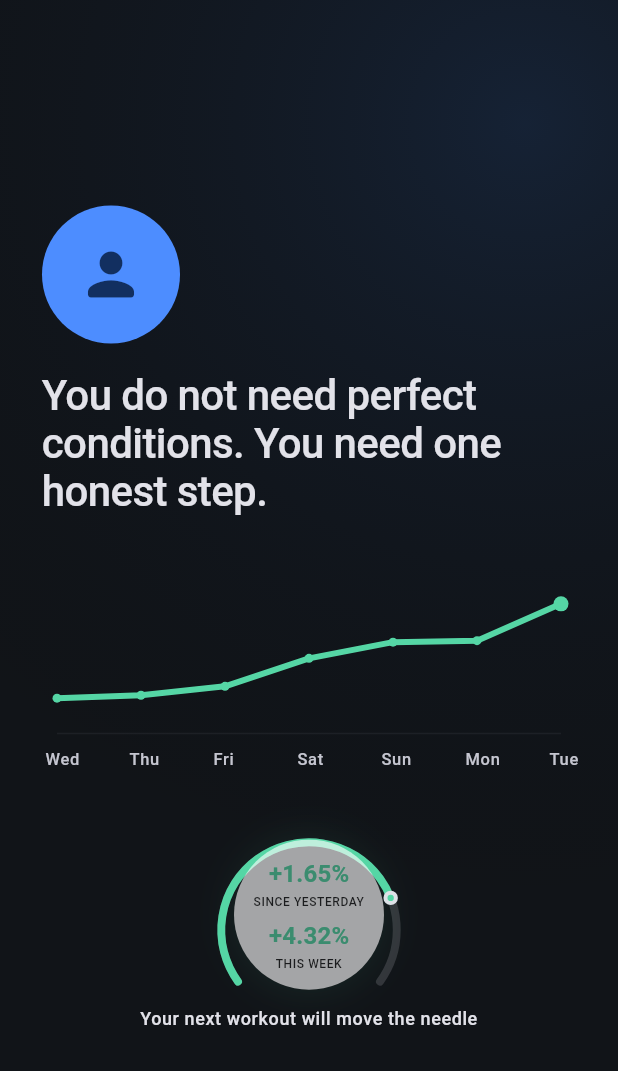
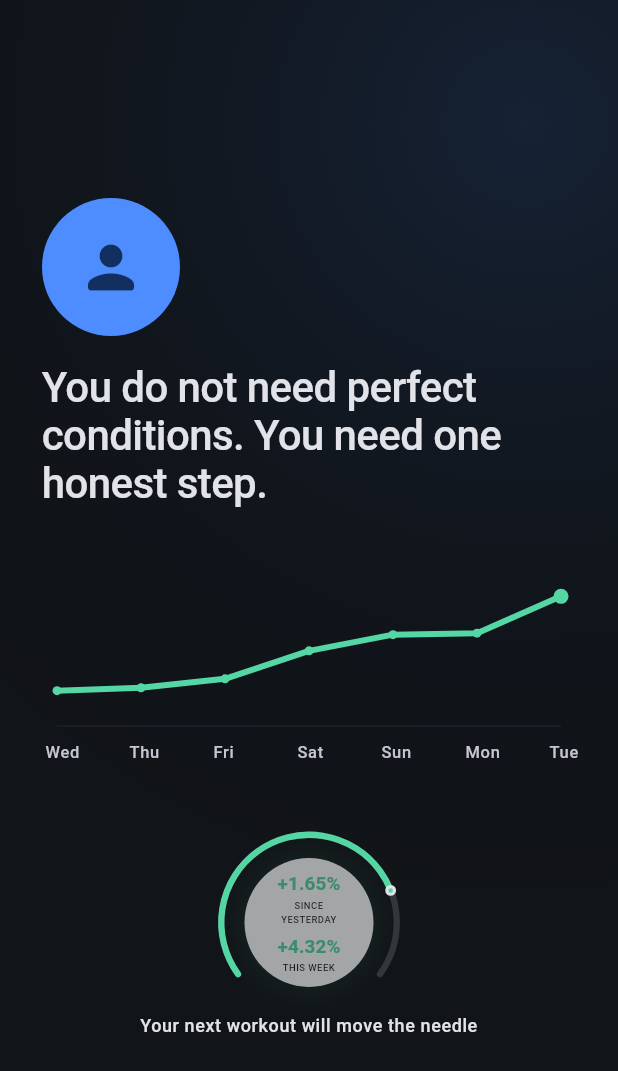
Before and after one commit to HyperspaceArchitecture/fitpulse, a Flutter app: the screen it shows after launch, on a phone screen of 412 x 824 dp. Shown: the top 1071 px of the screen. Run offline on Flutter 3.47's test engine with Material 3 defaults, Android fonts, the phone set to English and light mode, and no system bars; our stand-ins replace flutter_riverpod, go_router, image_picker, shared_preferences.

Commit message:
Fix momentum badge overlap

```diff
--- a/lib/features/dashboard/presentation/pages/startup_page.dart
+++ b/lib/features/dashboard/presentation/pages/startup_page.dart
@@ -202,8 +202,8 @@ class _ImprovementPulseState extends State<_ImprovementPulse>
   Widget build(BuildContext context) {
     final colors = Theme.of(context).extension<FitPulseColors>()!;
     final badge = Container(
-      width: widget.compact ? 100 : 126,
-      height: widget.compact ? 100 : 126,
+      width: widget.compact ? 86 : 116,
+      height: widget.compact ? 86 : 116,
       padding: EdgeInsets.all(widget.compact ? 8 : 12),
       decoration: BoxDecoration(
         color: Colors.white,
@@ -218,7 +218,7 @@ class _ImprovementPulseState extends State<_ImprovementPulse>
       child: FittedBox(
         fit: BoxFit.scaleDown,
         child: SizedBox(
-          width: widget.compact ? 82 : 98,
+          width: widget.compact ? 72 : 94,
           child: Column(
             mainAxisSize: MainAxisSize.min,
             children: [
--- a/lib/features/dashboard/presentation/widgets/momentum_needle.dart
+++ b/lib/features/dashboard/presentation/widgets/momentum_needle.dart
@@ -39,19 +39,24 @@ class MomentumNeedle extends StatelessWidget {
                 active: colors.success,
                 marker: Theme.of(context).colorScheme.onSurface,
               ),
-              child: Align(
-                alignment: const Alignment(0, 0.55),
+              child: Center(
+                child: Transform.translate(
+                  offset: Offset(0, size * 0.16),
                   child:
                       center ??
                       Text(
                         animatedValue.round().toString(),
                         style: Theme.of(context).textTheme.headlineMedium
-                          ?.copyWith(fontWeight: FontWeight.w900),
+                            ?.copyWith(fontWeight: FontWeight.w700),
                       ),
                 ),
               ),
             ),
-          Text(
+          ),
+          const SizedBox(height: 10),
+          Padding(
+            padding: const EdgeInsets.symmetric(horizontal: 8),
+            child: Text(
               lift > 0
                   ? '+${lift.toStringAsFixed(1)} momentum from your workout'
                   : 'Your next workout will move the needle',
@@ -59,6 +64,7 @@ class MomentumNeedle extends StatelessWidget {
               style: Theme.of(context).textTheme.bodySmall?.copyWith(
                 color: lift > 0 ? colors.success : null,
                 fontWeight: FontWeight.w500,
+              ),
             ),
           ),
         ],
@@ -93,12 +99,12 @@ class _NeedlePainter extends CustomPainter {
       ..color = track
       ..style = PaintingStyle.stroke
       ..strokeCap = StrokeCap.round
-      ..strokeWidth = size.width * 0.035;
+      ..strokeWidth = size.width * 0.028;
     final activePaint = Paint()
       ..color = active
       ..style = PaintingStyle.stroke
       ..strokeCap = StrokeCap.round
-      ..strokeWidth = size.width * 0.035;
+      ..strokeWidth = size.width * 0.028;
     canvas.drawArc(rect, start, sweep, false, trackPaint);
     canvas.drawArc(
       rect,
@@ -127,12 +133,12 @@ class _NeedlePainter extends CustomPainter {
     }
     canvas.drawCircle(
       currentPoint,
-      size.width * 0.032,
+      size.width * 0.024,
       Paint()..color = marker,
     );
     canvas.drawCircle(
       currentPoint,
-      size.width * 0.014,
+      size.width * 0.010,
       Paint()..color = active,
     );
   }
```
Lines whose indentation alone changed are shown as unchanged.
